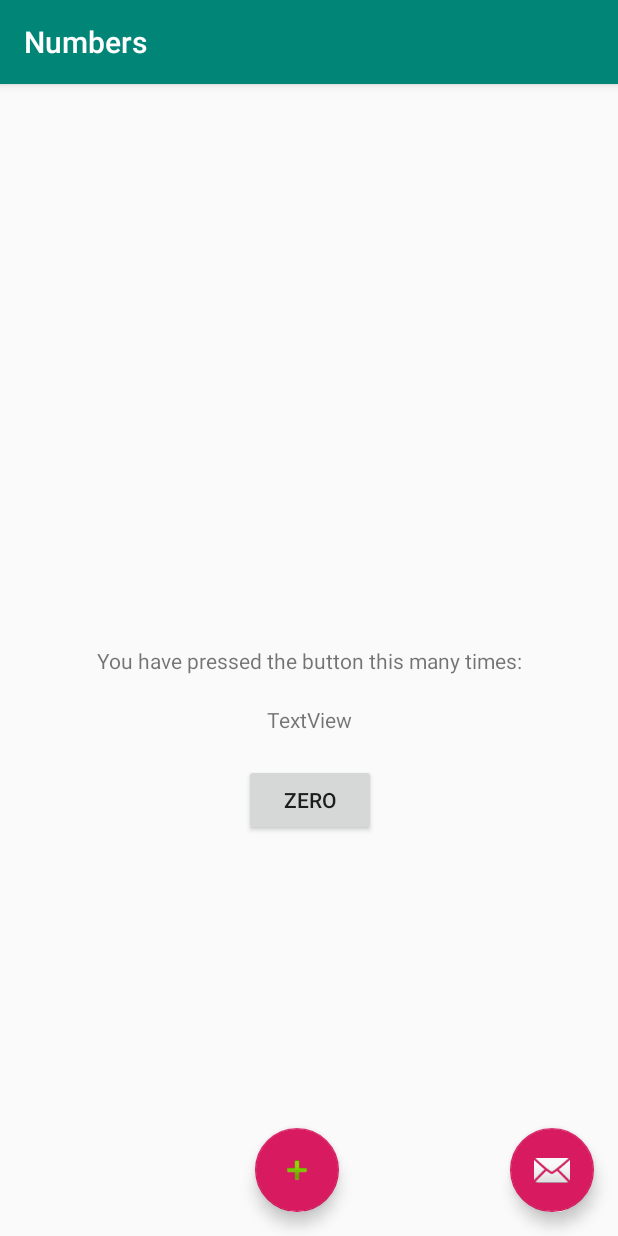
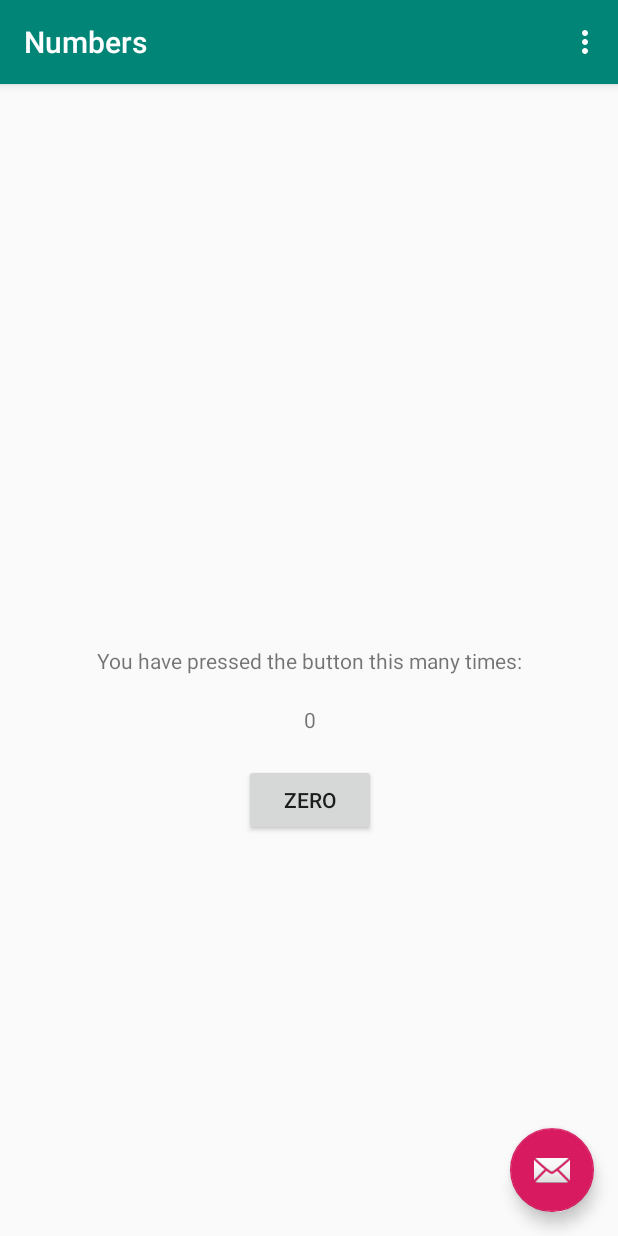
Before and after one commit to lagiacruskiller/Numbers, an Android app: the screen it shows after launch (MainActivity), on a phone screen of 412 x 824 dp. Run offline under Robolectric (Android 15) with nearby library versions, the phone set to English and light mode, and no system bars.

```diff
--- a/app/src/main/java/com/example/numbers/MainActivity.java
+++ b/app/src/main/java/com/example/numbers/MainActivity.java
@@ -17,8 +17,9 @@ import android.widget.TextView;
 public class MainActivity extends AppCompatActivity {
     private Button resetbtn;
     private TextView noticeboard, displaybox;
-    FloatingActionButton counterbtn;
+    FloatingActionButton fab;
     int counter = 0;
+    String text;
     @Override
     protected void onCreate(Bundle savedInstanceState) {
         super.onCreate(savedInstanceState);
@@ -28,14 +29,45 @@ public class MainActivity extends AppCompatActivity {
         resetbtn = findViewById(R.id.resetbtn);
         noticeboard = findViewById(R.id.noticeboard);
         displaybox = findViewById(R.id.displaybox);
-        counterbtn = findViewById(R.id.counterbtn);
-        counterbtn.setOnClickListener(new Button.OnClickListener() {
+        fab = findViewById(R.id.fab);
+
+        fab.setOnClickListener(new Button.OnClickListener() {
             @Override
             public void onClick(View v) {
                 counter++;
-                displaybox.setText(counter);
+                text = Integer.toString(counter);
+                displaybox.setText(text);
             }
         });
+        resetbtn.setOnClickListener(new Button.OnClickListener(){
+            @Override
+            public void onClick(View v){
+                counter = 0;
+                text = Integer.toString(counter);
+                displaybox.setText(text);
+            }
+        });
+    }
 
+    @Override
+    public boolean onCreateOptionsMenu(Menu menu) {
+        // Inflate the menu; this adds items to the action bar if it is present.
+        getMenuInflater().inflate(R.menu.menu_main, menu);
+        return true;
+    }
+
+    @Override
+    public boolean onOptionsItemSelected(MenuItem item) {
+        // Handle action bar item clicks here. The action bar will
+        // automatically handle clicks on the Home/Up button, so long
+        // as you specify a parent activity in AndroidManifest.xml.
+        int id = item.getItemId();
+
+        //noinspection SimplifiableIfStatement
+        if (id == R.id.action_settings) {
+            return true;
+        }
+
+        return super.onOptionsItemSelected(item);
     }
 }
--- a/app/src/main/res/layout/content_main.xml
+++ b/app/src/main/res/layout/content_main.xml
@@ -17,12 +17,13 @@
         app:layout_constraintLeft_toLeftOf="parent"
         app:layout_constraintRight_toRightOf="parent"
         app:layout_constraintTop_toTopOf="parent" />
+
     <TextView
         android:id="@+id/displaybox"
         android:layout_width="wrap_content"
         android:layout_height="wrap_content"
         android:layout_marginTop="20dp"
-        android:text="TextView"
+        android:text="0"
         app:layout_constraintEnd_toEndOf="@+id/noticeboard"
         app:layout_constraintStart_toStartOf="@+id/noticeboard"
         app:layout_constraintTop_toBottomOf="@+id/noticeboard"
@@ -38,18 +39,5 @@
         app:layout_constraintStart_toStartOf="@+id/noticeboard"
         app:layout_constraintTop_toBottomOf="@+id/displaybox" />
 
-    <com.google.android.material.floatingactionbutton.FloatingActionButton
-        android:id="@+id/counterbtn"
-        android:layout_width="wrap_content"
-        android:layout_height="wrap_content"
-        android:layout_marginEnd="16dp"
-        android:layout_marginBottom="16dp"
-        android:clickable="true"
-        android:focusable="auto"
-        android:visibility="visible"
-        app:layout_constraintBottom_toBottomOf="parent"
-        app:layout_constraintEnd_toEndOf="parent"
-        app:layout_constraintStart_toStartOf="parent"
-        app:srcCompat="@android:drawable/ic_input_add" />
 
 </androidx.constraintlayout.widget.ConstraintLayout>
```
